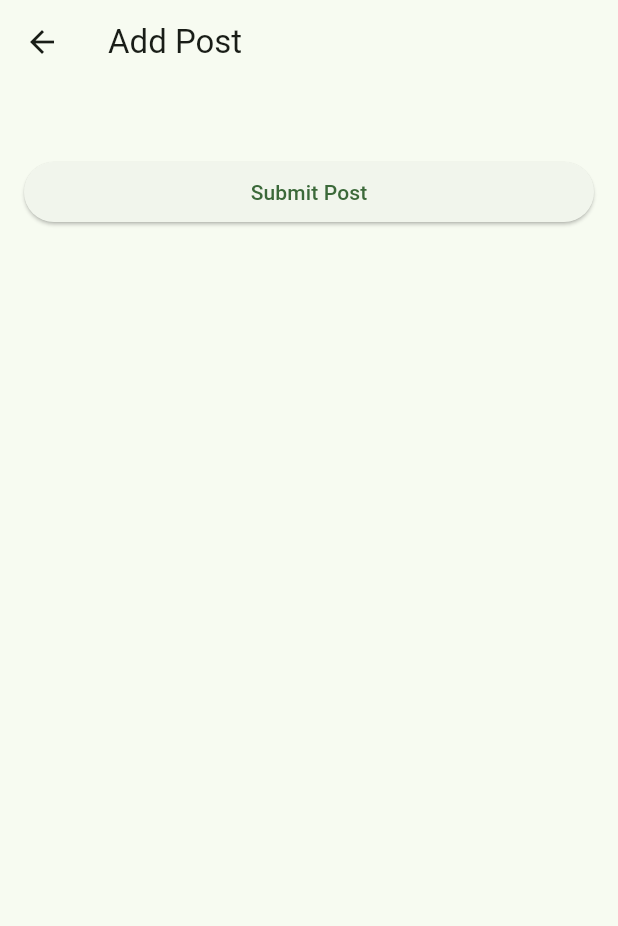
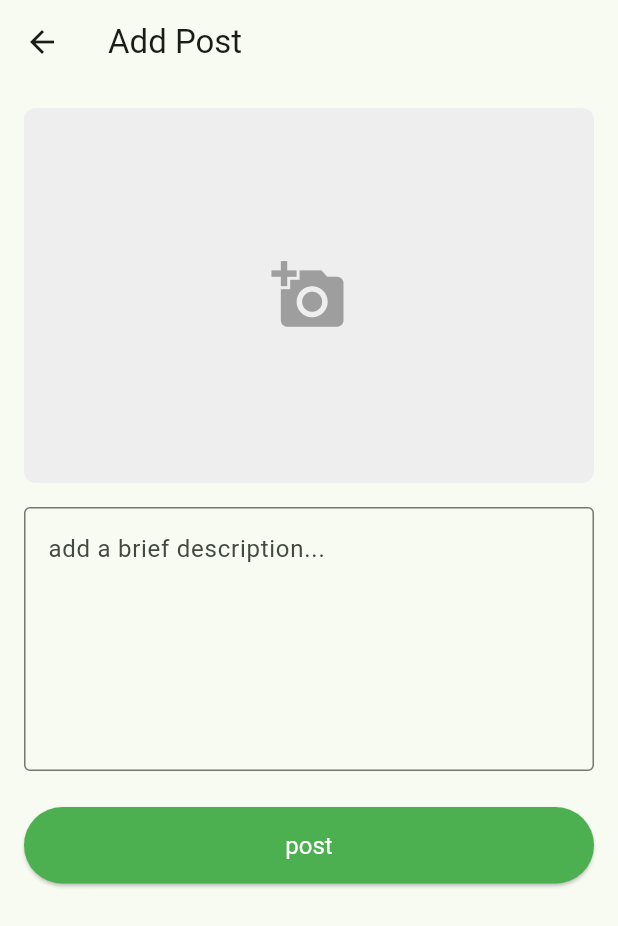
Before and after one commit to FilbertDariusAsher/fasum_filbertdariusasher, a Flutter app: the AddPostScreen screen opened directly, on a phone screen of 412 x 824 dp. Shown: the top 926 px of the screen. Run offline on Flutter 3.47's test engine with Material 3 defaults, Android fonts, the phone set to English and light mode, and no system bars; our stand-ins replace cloud_firestore, firebase_auth, firebase_core, flutter_image_compress, geolocator, image_picker and 1 more; accounts and stored records are empty.

Commit message:
Refactor AI image handling and improve UI
Migrate image handling from File to XFile/bytes and add robust compression/fallback for web and mobile. Replace usage of the google_generative_ai package with a direct HTTP call to the Generative Language API (Gemini) to generate category/description from the uploaded image (note: the API key in code must be replaced with a secure key). Add UI improvements: image preview, Shimmer loading placeholders, editable category Chip with refresh, and improved submit button state/indicator. Update state fields and flow to store image bytes and base64, and fix Firestore collection name to 'posts'. Add http and shimmer packages to pubspec.yaml and update code accordingly.

```diff
--- a/lib/screens/add_post_screen.dart
+++ b/lib/screens/add_post_screen.dart
@@ -1,13 +1,13 @@
 import 'dart:convert';
-import 'dart:io';
+import 'package:http/http.dart' as http;
 import 'package:cloud_firestore/cloud_firestore.dart';
 import 'package:flutter/foundation.dart';
 import 'package:flutter/material.dart';
 import 'package:image_picker/image_picker.dart';
 import 'package:flutter_image_compress/flutter_image_compress.dart';
-import 'package:google_generative_ai/google_generative_ai.dart';
 import 'package:geolocator/geolocator.dart';
 import 'package:firebase_auth/firebase_auth.dart';
+import 'package:shimmer/shimmer.dart';
 
 class AddPostScreen extends StatefulWidget {
   const AddPostScreen({super.key});
@@ -17,17 +17,13 @@ class AddPostScreen extends StatefulWidget {
 }
 
 class _AddPostScreenState extends State<AddPostScreen> {
-  File? _image;
+  XFile? _imageFile;
+  Uint8List? _imageBytes;
   String? _base64Image;
   final TextEditingController _descriptionController = TextEditingController();
   final ImagePicker _picker = ImagePicker();
   bool _isUploading = false;
-  double? _latitude;
-  double? _longitude;
-  String? _aiCategory;
-  String? _aiDescription;
-  bool _isGeneratingAI = false;
-  List<String> _categories = [
+  final List<String> _categories = [
     'Jalan Rusak',
     'Marka Pudar',
     'Lampu Mati',
@@ -46,6 +42,11 @@ class _AddPostScreenState extends State<AddPostScreen> {
     'Banjir',
     'Lainnya',
   ];
+  double? _latitude;
+  double? _longitude;
+  String? _aiCategory;
+  String? _aiDescription;
+  bool _isGenerating = false;
 
   void _showCategorySelection() {
     showModalBottomSheet(
@@ -83,7 +84,8 @@ class _AddPostScreenState extends State<AddPostScreen> {
       final pickedFile = await _picker.pickImage(source: source);
       if (pickedFile != null) {
         setState(() {
-          _image = File(pickedFile.path);
+          _imageFile = pickedFile;
+          _imageBytes = null;
           _aiCategory = null;
           _aiDescription = null;
           _descriptionController.clear();
@@ -101,17 +103,30 @@ class _AddPostScreenState extends State<AddPostScreen> {
   }
 
   Future<void> _compressAndEncodeImage() async {
-    if (_image == null) return;
+    if (_imageFile == null) return;
     try {
-      final compressedImage = await FlutterImageCompress.compressWithFile(
-        _image!.path,
+      final bytes = await _imageFile!.readAsBytes();
+      Uint8List finalBytes = bytes;
+
+      if (!kIsWeb) {
+        try {
+          final compressedImage = await FlutterImageCompress.compressWithList(
+            bytes,
             quality: 50,
           );
-      if (compressedImage != null) {
+          if (compressedImage.isNotEmpty) {
+            finalBytes = Uint8List.fromList(compressedImage);
+          }
+        } catch (_) {
+          // On platforms where the plugin is not available, keep original bytes.
+          finalBytes = bytes;
+        }
+      }
+
       setState(() {
-          _base64Image = base64Encode(compressedImage);
+        _imageBytes = finalBytes;
+        _base64Image = base64Encode(finalBytes);
       });
-      }
     } catch (e) {
       if (mounted) {
         ScaffoldMessenger.of(
@@ -122,35 +137,53 @@ class _AddPostScreenState extends State<AddPostScreen> {
   }
 
   Future<void> _generateDescriptionAI() async {
-    if (_image == null) return;
-    setState(() => _isGeneratingAI = true);
+    if (_imageBytes == null) return;
+    setState(() => _isGenerating = true);
     try {
-      final model = GenerativeModel(
-        model: 'gemini-3-flash-preview:generateContent',
-        apiKey: 'AIzaSyCXbm8sCRTWm91zQBBXwkGvG-WMl2vD8nk',
+      final imageBytes = _imageBytes!;
+      final base64Image = base64Encode(imageBytes);
+      const apiKey =
+          'AIzaSyCXbm8sCRTWm91zQBBXwkGvG-WMl2vD8nk'; // ganti dengan API key kamu
+      const url =
+          'https://generativelanguage.googleapis.com/v1/models/'
+          'gemini-2.0-flash:generateContent?key=$apiKey';
+      final body = jsonEncode({
+        "contents": [
+          {
+            "parts": [
+              {
+                "inlineData": {"mimeType": "image/jpeg", "data": base64Image},
+              },
+              {
+                "text":
+                    "Berdasarkan foto ini, identifikasi satu kategori utama kerusakan fasilitas umum "
+                    "dari daftar berikut: Jalan Rusak, Marka Pudar, Lampu Mati, Trotoar Rusak, "
+                    "Rambu Rusak, Jembatan Rusak, Sampah Menumpuk, Saluran Tersumbat, Sungai Tercemar, "
+                    "Sampah Sungai, Pohon Tumbang, Taman Rusak, Fasilitas Rusak, Pipa Bocor, "
+                    "Vandalisme, Banjir, dan Lainnya. "
+                    "Pilih kategori yang paling dominan atau paling mendesak untuk dilaporkan. "
+                    "Buat deskripsi singkat untuk laporan perbaikan, dan tambahkan permohonan perbaikan. "
+                    "Fokus pada kerusakan yang terlihat dan hindari spekulasi.\n\n"
+                    "Format output yang diinginkan:\n"
+                    "Kategori: [satu kategori yang dipilih]\n"
+                    "Deskripsi: [deskripsi singkat]",
+              },
+            ],
+          },
+        ],
+      });
+      final headers = {'Content-Type': 'application/json'};
+      final response = await http.post(
+        Uri.parse(url),
+        headers: headers,
+        body: body,
       );
-      final imageBytes = await _image!.readAsBytes();
-      final content = Content.multi({
-        DataPart('image/jpeg', imageBytes),
-        TextPart(
-          'Berdasarkan foto ini, identifikasi satu kategori utama kerusakan fasilitas umum '
-          'dari daftar berikut: Jalan Rusak, Marka Pudar, Lampu Mati, Trotoar Rusak, '
-          'Rambu Rusak, Jembatan Rusak, Sampah Menumpuk, Saluran Tersumbat, Sungai Tercemar, '
-          'Sampah Sungai, Pohon Tumbang, Taman Rusak, Fasilitas Rusak, Pipa Bocor, '
-          'Vandalisme, Banjir, dan Lainnya. '
-          'Pilih kategori yang paling dominan atau paling mendesak untuk dilaporkan. '
-          'Buat deskripsi singkat untuk laporan perbaikan, dan tambahkan permohonan perbaikan. '
-          'Fokus pada kerusakan yang terlihat dan hindari spekulasi.\n\n'
-          'Format output yang diinginkan:\n'
-          'Kategori: [satu kategori yang dipilih]\n'
-          'Deskripsi: [deskripsi singkat]',
-        ),
-      });
-      final response = await model.generateContent({content});
-      final aiText = response.text;
-      print('ai text: $aiText');
-      if (aiText != null && aiText.isNotEmpty) {
-        final lines = aiText.trim().split('\n');
+      if (response.statusCode == 200) {
+        final jsonResponse = jsonDecode(response.body);
+        final text =
+            jsonResponse['candidates'][0]['content']['parts'][0]['text'];
+        if (text != null && text.isNotEmpty) {
+          final lines = text.trim().split('\n');
           String? category;
           String? description;
           for (var line in lines) {
@@ -163,19 +196,20 @@ class _AddPostScreenState extends State<AddPostScreen> {
               description = line.substring(11).trim();
             }
           }
-        description ??= aiText.trim();
+          description ??= text.trim();
           setState(() {
-          _aiCategory = category ?? 'tidak diketahui';
-          _aiDescription = description;
+            _aiCategory = category ?? 'Tidak diketahui';
+            _aiDescription = description!;
             _descriptionController.text = _aiDescription!;
           });
         }
+      } else {
+        debugPrint('Request failed: ${response.body}');
+      }
     } catch (e) {
-      debugPrint('Error generating AI description: $e');
+      debugPrint('Failed to generate AI description: $e');
     } finally {
-      if (mounted) {
-        setState(() => _isGeneratingAI = false);
-      }
+      if (mounted) setState(() => _isGenerating = false);
     }
   }
 
@@ -244,7 +278,7 @@ class _AddPostScreenState extends State<AddPostScreen> {
           .doc(uid)
           .get();
       final fullName = userDoc.data()?['fullbane'] ?? 'Annonymus';
-      await FirebaseFirestore.instance.collection('post').add({
+      await FirebaseFirestore.instance.collection('posts').add({
         'image': _base64Image,
         'description': _descriptionController.text,
         'category': _aiCategory ?? 'Tidak diketahui',
@@ -319,16 +353,123 @@ class _AddPostScreenState extends State<AddPostScreen> {
         child: Column(
           crossAxisAlignment: CrossAxisAlignment.stretch,
           children: [
-            GestureDetector(onTap: _showImageSourceDialog, child: Container()),
+            GestureDetector(
+              onTap: _showImageSourceDialog,
+              child: Container(
+                height: 250,
+                decoration: BoxDecoration(
+                  color: Colors.grey[200],
+                  borderRadius: BorderRadius.circular(8),
+                ),
+                child: _imageBytes != null
+                    ? ClipRRect(
+                        borderRadius: BorderRadius.circular(12),
+                        child: Image.memory(
+                          _imageBytes!,
+                          height: 250,
+                          width: double.infinity,
+                          fit: BoxFit.cover,
+                        ),
+                      )
+                    : const Center(
+                        child: Icon(
+                          Icons.add_a_photo,
+                          size: 50,
+                          color: Colors.grey,
+                        ),
+                      ),
+              ),
+            ),
             const SizedBox(height: 16),
-            if (_isGeneratingAI) Shimmer.fromColors(),
-            if (_aiCategory != null && !_isGeneratingAI)
-              Padding(padding: EdgeInsetsGeometry.all(15)),
-            Offstage(),
-            const SizedBox(height: 16),
+            if (_isGenerating)
+              Shimmer.fromColors(
+                baseColor: Colors.grey[300]!,
+                highlightColor: Colors.grey[100]!,
+                child: Column(
+                  crossAxisAlignment: CrossAxisAlignment.start,
+                  children: [
+                    Container(
+                      height: 20,
+                      width: 100,
+                      decoration: BoxDecoration(
+                        color: Colors.grey[300],
+                        borderRadius: BorderRadius.circular(8),
+                      ),
+                      margin: const EdgeInsets.only(bottom: 12),
+                    ),
+                    Container(
+                      height: 80,
+                      width: double.infinity,
+                      decoration: BoxDecoration(
+                        color: Colors.grey[300],
+                        borderRadius: BorderRadius.circular(8),
+                      ),
+                    ),
+                  ],
+                ),
+              ),
+            if (_aiCategory != null && !_isGenerating)
+              Padding(
+                padding: EdgeInsetsGeometry.all(15),
+                child: Row(
+                  children: [
+                    GestureDetector(
+                      onTap: _showCategorySelection,
+                      child: Chip(
+                        label: Row(
+                          mainAxisSize: MainAxisSize.min,
+                          children: [
+                            Text(_aiCategory!),
+                            const SizedBox(width: 4),
+                            const Icon(Icons.edit, size: 16),
+                          ],
+                        ),
+                        backgroundColor: Colors.blue[100],
+                      ),
+                    ),
+                    if (_imageBytes != null)
+                      IconButton(
+                        icon: const Icon(Icons.refresh),
+                        tooltip: 'Generate another description',
+                        onPressed: _generateDescriptionAI,
+                      ),
+                  ],
+                ),
+              ),
+            Offstage(
+              offstage: _isGenerating,
+              child: Column(
+                crossAxisAlignment: CrossAxisAlignment.end,
+                children: [
+                  TextField(
+                    controller: _descriptionController,
+                    textCapitalization: TextCapitalization.sentences,
+                    maxLines: 6,
+                    decoration: const InputDecoration(
+                      hintText: 'add a brief description...',
+                      border: OutlineInputBorder(),
+                    ),
+                  ),
+                ],
+              ),
+            ),
+            const SizedBox(height: 24),
             ElevatedButton(
-              onPressed: _submitPost,
-              child: const Text('Submit Post'),
+              onPressed: _isUploading ? null : _submitPost,
+              style: ElevatedButton.styleFrom(
+                padding: const EdgeInsets.symmetric(vertical: 16),
+                textStyle: const TextStyle(fontSize: 16),
+                backgroundColor: Colors.green,
+              ),
+              child: _isUploading
+                  ? const SizedBox(
+                      height: 24,
+                      width: 24,
+                      child: CircularProgressIndicator(
+                        valueColor: AlwaysStoppedAnimation<Color>(Colors.white),
+                      ),
+                    )
+                  : const Text('post', style: TextStyle(color: Colors.white)),
             ),
           ],
         ),
--- a/pubspec.yaml
+++ b/pubspec.yaml
@@ -18,6 +18,8 @@ dependencies:
   flutter_image_compress: ^1.0.0
   google_generative_ai: ^0.4.7
   geolocator: ^14.0.2
+  shimmer: ^3.0.0
+  http: ^1.6.0
 
 dev_dependencies:
   flutter_test:
```
Also changed, not shown: pubspec.lock. Lines whose indentation alone changed are shown as unchanged.
